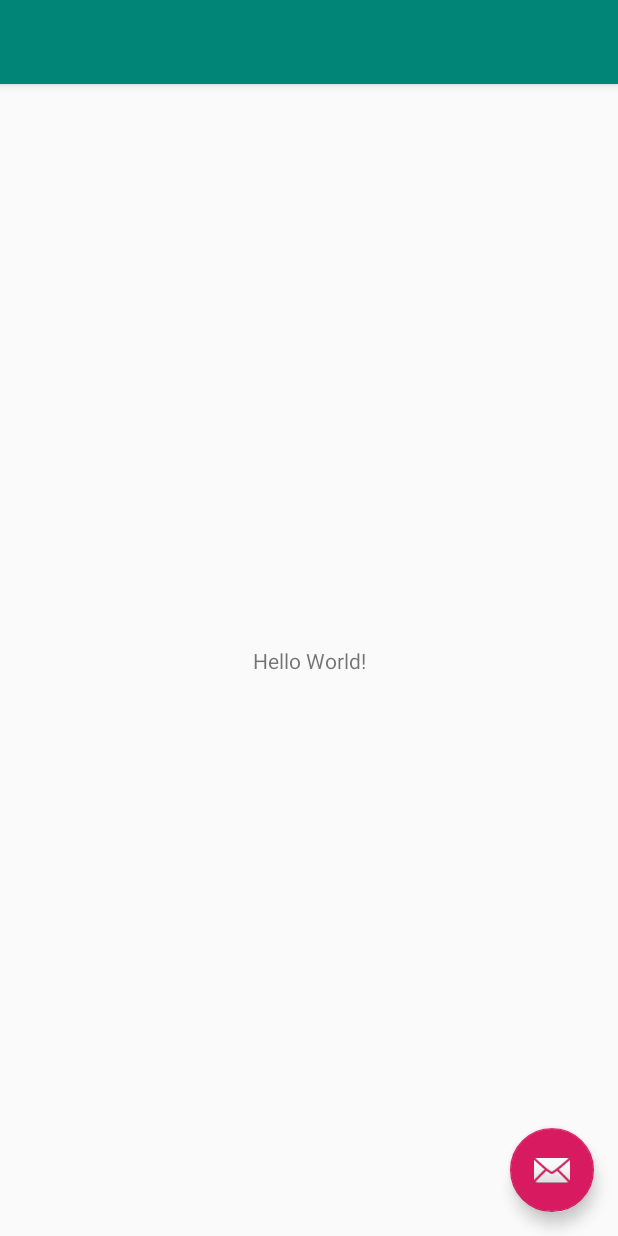
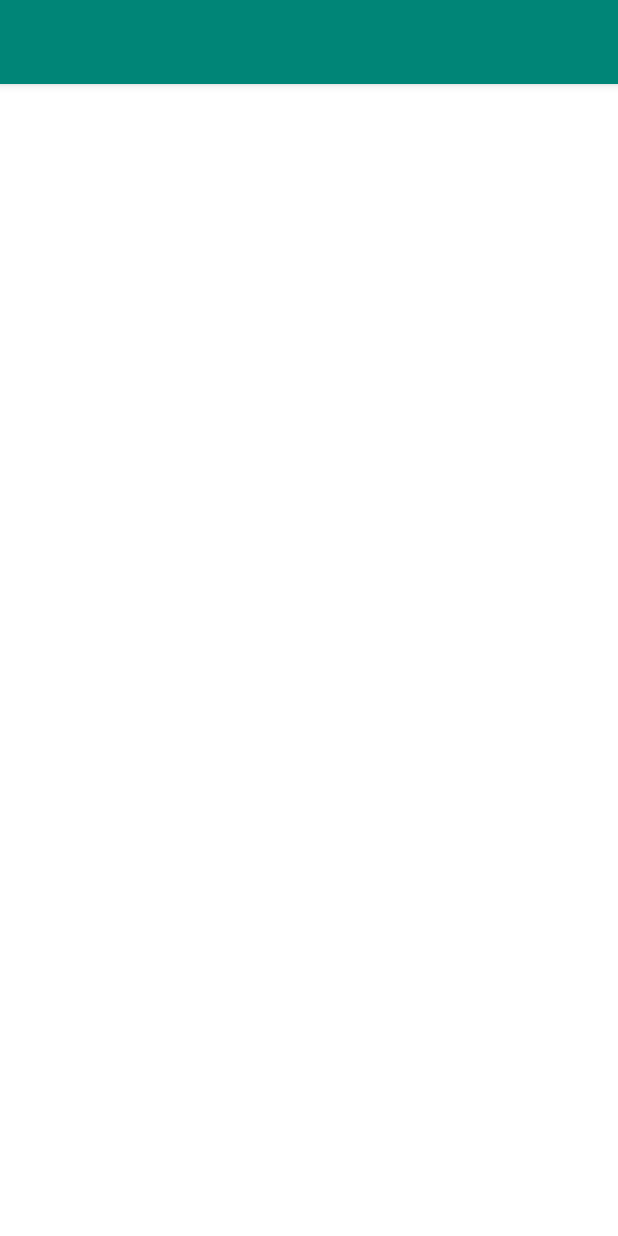
Before and after one commit to faberNovel/coding_dojo_android, an Android app: the layout activity_discover.xml on its own in the app's theme, with its tools: preview values and no code run, on a phone screen of 412 x 824 dp. Run offline under Robolectric (Android 15) with nearby library versions, the phone set to English and light mode, and no system bars.

Commit message:
Add a basic template
Change-Id: Ib1c73d7d8eeb7357c55ece429d94c9fce2c4ffc5

```diff
--- a/app/src/main/AndroidManifest.xml
+++ b/app/src/main/AndroidManifest.xml
@@ -10,9 +10,10 @@
         android:roundIcon="@mipmap/ic_launcher_round"
         android:supportsRtl="true"
         android:theme="@style/AppTheme"
+        android:name=".app.CodingDojoApplication"
         >
         <activity
-            android:name=".MainActivity"
+            android:name=".app.main.DiscoverActivity"
             android:label="@string/app_name"
             android:theme="@style/AppTheme.NoActionBar"
             >
--- /dev/null
+++ b/app/src/main/java/com/fabernovel/codingdojo/data/MovieApi.java
@@ -0,0 +1,4 @@
+package com.fabernovel.codingdojo.data;
+
+public interface MovieApi {
+}
--- a/app/src/main/res/layout/activity_main.xml
+++ b/app/src/main/res/layout/activity_discover.xml
@@ -5,7 +5,7 @@
     xmlns:tools="http://schemas.android.com/tools"
     android:layout_width="match_parent"
     android:layout_height="match_parent"
-    tools:context=".MainActivity"
+    tools:context=".app.main.DiscoverActivity"
     >
 
     <com.google.android.material.appbar.AppBarLayout
@@ -24,15 +24,22 @@
 
     </com.google.android.material.appbar.AppBarLayout>
 
-    <include layout="@layout/content_main" />
+    <androidx.constraintlayout.widget.ConstraintLayout
+        android:layout_width="match_parent"
+        android:layout_height="match_parent"
+        app:layout_behavior="@string/appbar_scrolling_view_behavior"
+        >
 
-    <com.google.android.material.floatingactionbutton.FloatingActionButton
-        android:id="@+id/fab"
-        android:layout_width="wrap_content"
-        android:layout_height="wrap_content"
-        android:layout_gravity="bottom|end"
-        android:layout_margin="@dimen/fab_margin"
-        app:srcCompat="@android:drawable/ic_dialog_email"
-        />
+        <TextView
+            android:id="@+id/main_message"
+            android:layout_width="wrap_content"
+            android:layout_height="wrap_content"
+            app:layout_constraintBottom_toBottomOf="parent"
+            app:layout_constraintLeft_toLeftOf="parent"
+            app:layout_constraintRight_toRightOf="parent"
+            app:layout_constraintTop_toTopOf="parent"
+            />
+
+    </androidx.constraintlayout.widget.ConstraintLayout>
 
 </androidx.coordinatorlayout.widget.CoordinatorLayout>
--- a/app/src/main/res/layout/content_main.xml
+++ /dev/null
@@ -1,23 +0,0 @@
-<?xml version="1.0" encoding="utf-8"?>
-<androidx.constraintlayout.widget.ConstraintLayout
-    xmlns:android="http://schemas.android.com/apk/res/android"
-    xmlns:app="http://schemas.android.com/apk/res-auto"
-    xmlns:tools="http://schemas.android.com/tools"
-    android:layout_width="match_parent"
-    android:layout_height="match_parent"
-    app:layout_behavior="@string/appbar_scrolling_view_behavior"
-    tools:context=".MainActivity"
-    tools:showIn="@layout/activity_main"
-    >
-
-    <TextView
-        android:layout_width="wrap_content"
-        android:layout_height="wrap_content"
-        android:text="Hello World!"
-        app:layout_constraintBottom_toBottomOf="parent"
-        app:layout_constraintLeft_toLeftOf="parent"
-        app:layout_constraintRight_toRightOf="parent"
-        app:layout_constraintTop_toTopOf="parent"
-        />
-
-</androidx.constraintlayout.widget.ConstraintLayout>
--- a/app/src/main/res/values/strings.xml
+++ b/app/src/main/res/values/strings.xml
@@ -1,4 +1,5 @@
 <resources>
     <string name="app_name">CodingDojo</string>
-    <string name="action_settings">Settings</string>
+    <string name="loading">Loading…</string>
+    <string name="error">Error: %1$s</string>
 </resources>
--- a/app/src/main/res/values/styles.xml
+++ b/app/src/main/res/values/styles.xml
@@ -2,7 +2,7 @@
 
     <!-- Base application theme. -->
     <style name="AppTheme"
-        parent="Theme.AppCompat.Light.DarkActionBar">
+        parent="Theme.MaterialComponents.Light.DarkActionBar">
         <!-- Customize your theme here. -->
         <item name="colorPrimary">@color/colorPrimary</item>
         <item name="colorPrimaryDark">@color/colorPrimaryDark</item>
--- a/build.gradle
+++ b/build.gradle
@@ -7,7 +7,7 @@ buildscript {
 
     }
     dependencies {
-        classpath 'com.android.tools.build:gradle:3.5.1'
+        classpath 'com.android.tools.build:gradle:3.5.3'
 
         // NOTE: Do not place your application dependencies here; they belong
         // in the individual module build.gradle files
```
Also changed, not shown: app/build.gradle (+15 -4 lines), app/src/main/java/com/fabernovel/codingdojo/MainActivity.java (deleted, +0 -52 lines), app/src/main/java/com/fabernovel/codingdojo/app/CodingDojoApplication.java (added, +15 -0 lines), app/src/main/java/com/fabernovel/codingdojo/app/main/DiscoverActivity.java (added, +50 -0 lines), app/src/main/java/com/fabernovel/codingdojo/app/main/DiscoverPresenter.java (added, +55 -0 lines), app/src/main/java/com/fabernovel/codingdojo/app/main/DiscoverViewContract.java (added, +7 -0 lines), app/src/main/java/com/fabernovel/codingdojo/data/GetTimeCallback.java (added, +9 -0 lines), app/src/main/java/com/fabernovel/codingdojo/data/Network.java (added, +48 -0 lines), app/src/main/java/com/fabernovel/codingdojo/data/TimeRepository.java (added, +35 -0 lines), app/src/main/java/com/fabernovel/codingdojo/utils/AppExecutors.java (added, +77 -0 lines), app/src/main/res/menu/menu_main.xml (deleted, +0 -12 lines).
